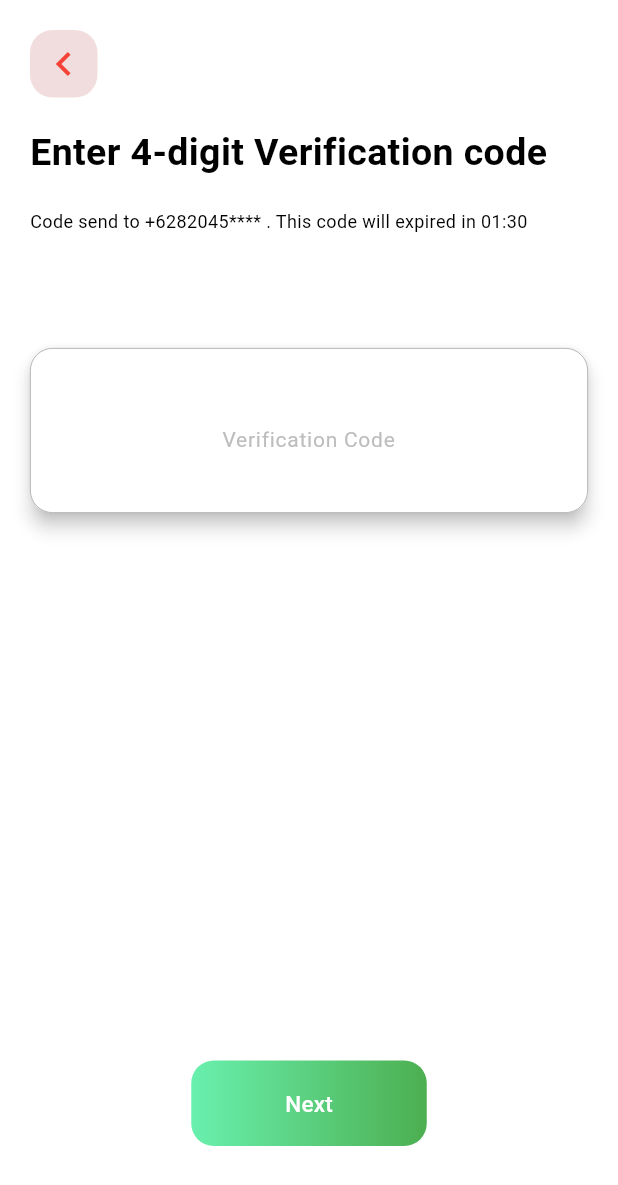
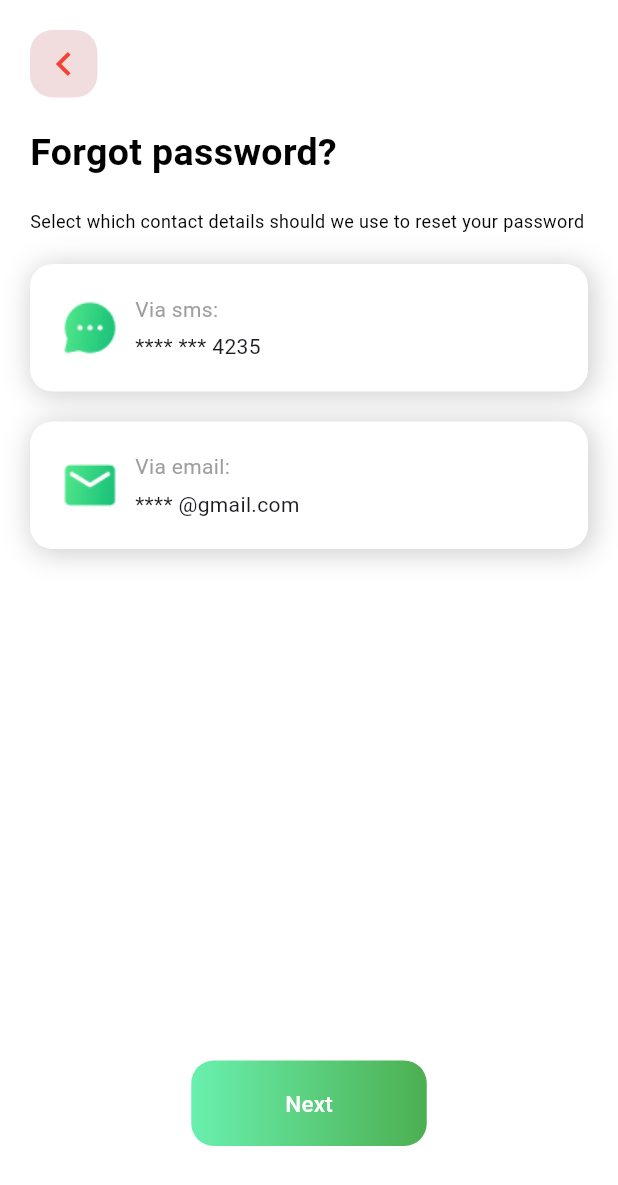
Before and after one commit to MrezaVasebi/f_food_ninja, a Flutter app: the screen it shows after launch, on a phone screen of 412 x 824 dp. Shown: the top 1185 px of the screen. Run offline on Flutter 3.47's test engine with Material 3 defaults, Android fonts, the phone set to English and light mode, and no system bars.

Commit message:
created: forgetPassword created

```diff
--- a/lib/main.dart
+++ b/lib/main.dart
@@ -1,4 +1,4 @@
-import 'package:f_food_delivery/scr/presentation/verification_code.dart';
+import 'package:f_food_delivery/scr/presentation/forget_password.dart';
 import 'package:flutter/material.dart';
 
 void main() {
@@ -14,7 +14,7 @@ class MyApp extends StatelessWidget {
     return const MaterialApp(
       home: Scaffold(
         backgroundColor: Colors.white,
-        body: VerificationCode(),
+        body: ForgetPassword(),
       ),
     );
   }
--- a/lib/scr/presentation/constant/images.dart
+++ b/lib/scr/presentation/constant/images.dart
@@ -15,4 +15,6 @@ class PngImages {
   static const String gallery = '$_path/gallery.png';
   static const String camera = '$_path/camera.png';
   static const String location = '$_path/location.png';
+  static const String emailOne = '$_path/emailOne.png';
+  static const String message = '$_path/message.png';
 }
--- /dev/null
+++ b/lib/scr/presentation/forget_password.dart
@@ -0,0 +1,119 @@
+import 'package:f_food_delivery/scr/presentation/constant/images.dart';
+import 'package:f_food_delivery/scr/presentation/widgets/app_button.dart';
+import 'package:f_food_delivery/scr/presentation/widgets/app_text.dart';
+import 'package:f_food_delivery/scr/presentation/widgets/sign_up_process_header.dart';
+import 'package:flutter/material.dart';
+
+class ForgetPassword extends StatelessWidget {
+  const ForgetPassword({super.key});
+
+  @override
+  Widget build(BuildContext context) {
+    final List methods = [
+      {
+        'icon': PngImages.message,
+        'placeholder': '**** *** 4235',
+        'lbl': 'Via sms:'
+      },
+      {
+        'icon': PngImages.emailOne,
+        'placeholder': '**** @gmail.com',
+        'lbl': 'Via email:'
+      }
+    ];
+
+    return Column(
+      children: [
+        Expanded(
+          flex: 1,
+          child: Column(
+            children: [
+              SignUpProcessHeader(
+                onTap: () {},
+                title: 'Forgot password?',
+                desc:
+                    'Select which contact details should we use to reset your password',
+              ),
+              const SizedBox(
+                height: 20,
+              ),
+              Padding(
+                padding: const EdgeInsets.symmetric(
+                  horizontal: 20,
+                ),
+                child: ListView.separated(
+                  itemCount: methods.length,
+                  shrinkWrap: true,
+                  separatorBuilder: (context, index) {
+                    return const SizedBox(
+                      height: 20,
+                    );
+                  },
+                  itemBuilder: (context, index) {
+                    final item = methods[index];
+                    return Container(
+                      width: double.infinity,
+                      padding: const EdgeInsets.all(20),
+                      decoration: BoxDecoration(
+                        boxShadow: const [
+                          BoxShadow(
+                            color: Color.fromARGB(255, 207, 206, 206),
+                            blurRadius: 15.0, // soften the shadow
+                            spreadRadius: 1.0, //extend the shadow
+                            offset: Offset(
+                              2.0, // Move to right 10  horizontally
+                              2.0, // Move to bottom 10 Vertically
+                            ),
+                          )
+                        ],
+                        color: Colors.white,
+                        borderRadius: BorderRadius.circular(15),
+                      ),
+                      child: Row(
+                        children: [
+                          Image.asset(
+                            width: 40,
+                            height: 40,
+                            item['icon'],
+                            fit: BoxFit.contain,
+                          ),
+                          const SizedBox(
+                            width: 10,
+                          ),
+                          Column(
+                            crossAxisAlignment: CrossAxisAlignment.start,
+                            children: [
+                              AppText(
+                                lbl: item['lbl'],
+                                style: const TextStyle(
+                                  color: Colors.grey,
+                                ),
+                              ),
+                              const SizedBox(
+                                height: 5,
+                              ),
+                              AppText(
+                                lbl: item['placeholder'],
+                              ),
+                            ],
+                          )
+                        ],
+                      ),
+                    );
+                  },
+                ),
+              )
+            ],
+          ),
+        ),
+        Padding(
+          padding: const EdgeInsets.only(bottom: 60),
+          child: AppButton(
+            lbl: 'Next',
+            onPressed: () {},
+          ),
+        )
+      ],
+    );
+  }
+}
--- a/pubspec.yaml
+++ b/pubspec.yaml
@@ -72,6 +72,8 @@ flutter:
       - assets/images/gallery.png
       - assets/images/camera.png
       - assets/images/location.png
+      - assets/images/emailOne.png
+      - assets/images/message.png
       # - images/a_dot_ham.jpeg
 
    # An image asset can refer to one or more resolution-specific "variants", see
```
Also changed, not shown: assets/images/emailOne.png (added), assets/images/message.png (added).
